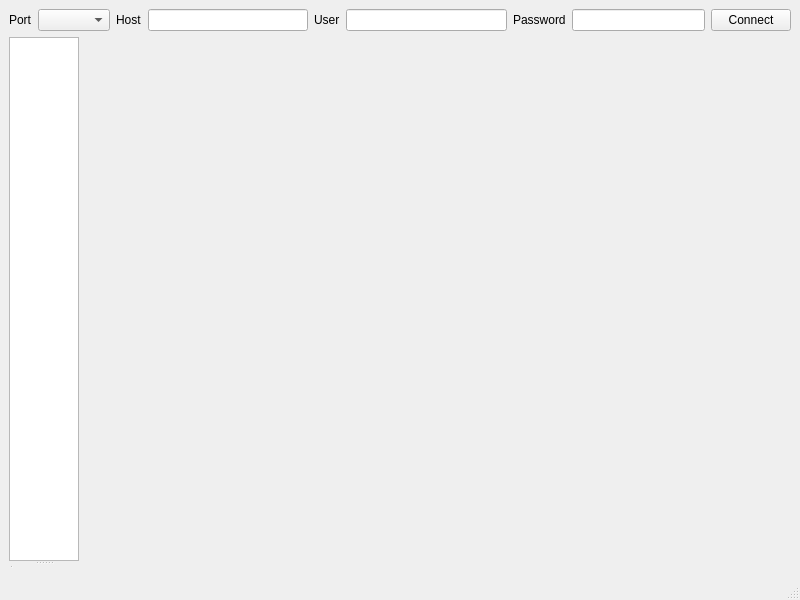
Before: the Qt Designer form easyftp.ui in atomicron/EasyFTP, drawn with Qt 5.
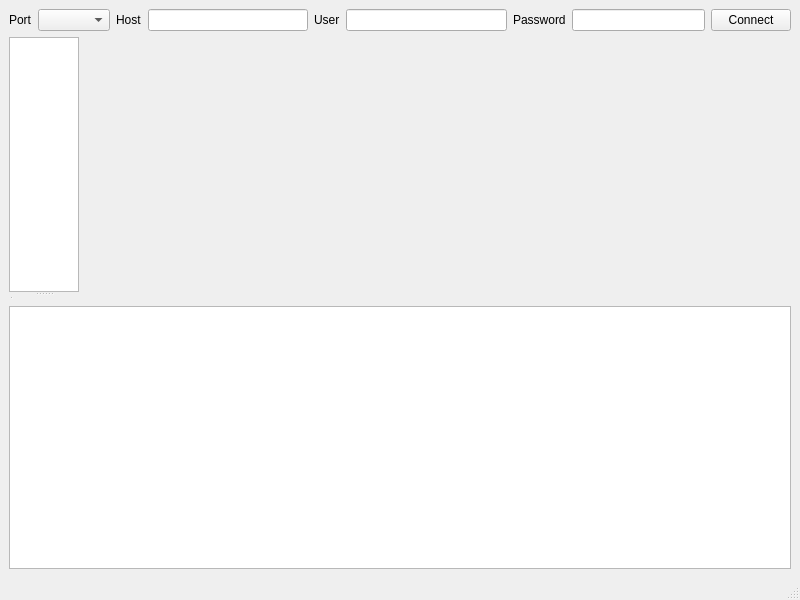
After: the same form once the commit is applied.

```diff
--- a/easyftp.ui
+++ b/easyftp.ui
@@ -109,6 +109,9 @@
       </widget>
      </widget>
     </item>
+    <item>
+     <widget class="QTextEdit" name="queue"/>
+    </item>
    </layout>
   </widget>
   <widget class="QMenuBar" name="menubar">
```
